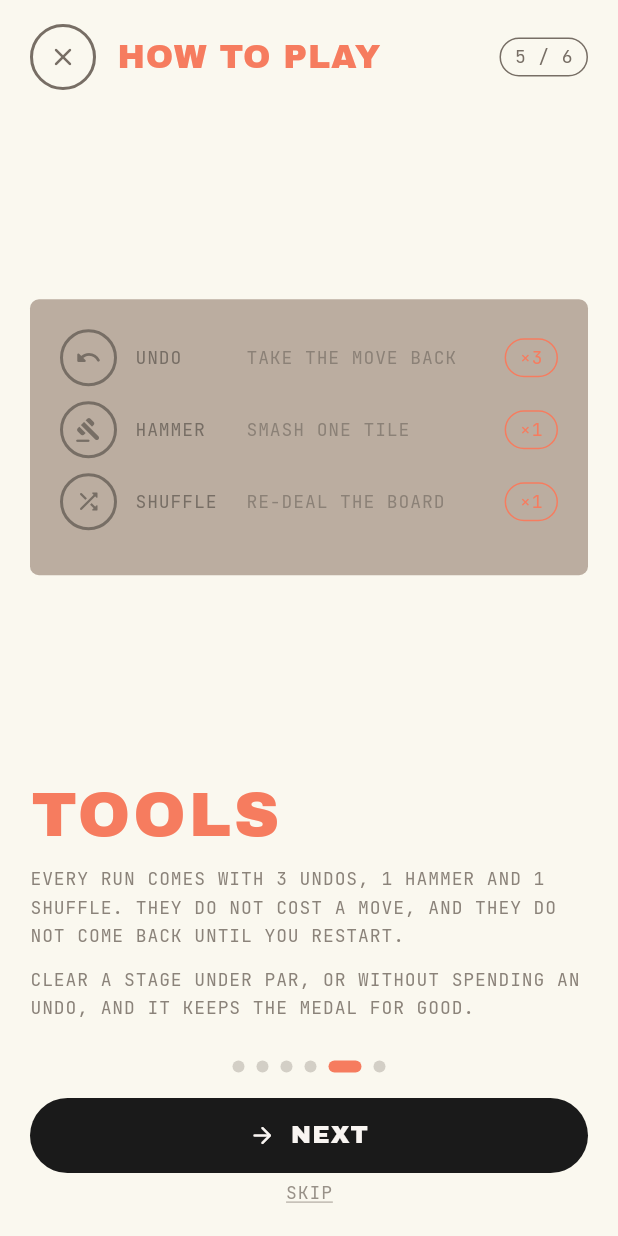
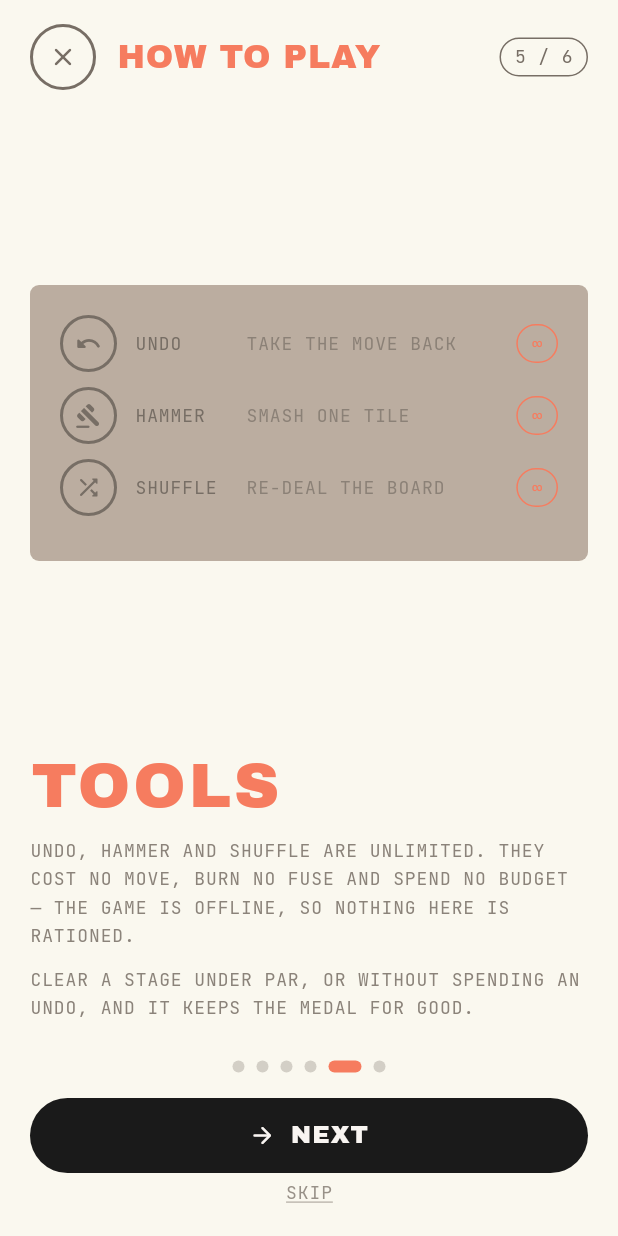
Before and after one commit to nbkihal/2048-game, a Flutter app: the screen it shows after launch, swiped to page 5, on a phone screen of 412 x 824 dp. Run offline on Flutter 3.47's test engine with Material 3 defaults, Android fonts, the phone set to English and light mode, and no system bars; our stand-ins replace audioplayers, flutter_riverpod, shared_preferences.

Commit message:
feat: implement unlimited charges for tools and update related game mechanics

```diff
--- a/lib/core/constants.dart
+++ b/lib/core/constants.dart
@@ -77,15 +77,37 @@ const Duration kGhostLifetime = Duration(milliseconds: 150);
 // Power-ups
 // ---------------------------------------------------------------------------
 
-/// Rewinds granted per attempt. Undo is deliberately scarce: unlimited rewinds
-/// mean a run can never actually be lost, which cancels the game-over screen.
-const int kUndoAllowance = 3;
+/// A charge count that never runs down. Held as a sentinel rather than a huge
+/// number so the UI can say "∞" instead of printing a made-up figure.
+const int kUnlimitedCharges = -1;
+
+/// Rewinds granted per attempt.
+///
+/// Unlimited for now: the game is entirely offline, so there is nothing to sell
+/// and no reason to ration. Setting these back to small numbers (3 / 1 / 1) is
+/// all it takes to make the tools scarce again — every check goes through
+/// [hasCharges] and [spendCharge].
+const int kUndoAllowance = kUnlimitedCharges;
 
 /// Tile removals granted per attempt.
-const int kHammerAllowance = 1;
+const int kHammerAllowance = kUnlimitedCharges;
 
 /// Board re-deals granted per attempt.
-const int kShuffleAllowance = 1;
+const int kShuffleAllowance = kUnlimitedCharges;
+
+/// Whether a tool with [charges] left can still be used.
+bool hasCharges(int charges) => charges != 0;
+
+/// Spends one charge, leaving an unlimited tool untouched.
+int spendCharge(int charges) =>
+    charges == kUnlimitedCharges ? charges : charges - 1;
+
+/// True when the whole tool set is uncapped, which changes how it is described
+/// rather than how it behaves.
+bool get toolsAreUnlimited =>
+    kUndoAllowance == kUnlimitedCharges &&
+    kHammerAllowance == kUnlimitedCharges &&
+    kShuffleAllowance == kUnlimitedCharges;
 
 // ---------------------------------------------------------------------------
 // Score popup
--- a/lib/screens/game_screen.dart
+++ b/lib/screens/game_screen.dart
@@ -249,10 +249,10 @@ class _GameBody extends StatelessWidget {
               shufflesLeft: game.shufflesLeft,
               hammerArmed: false,
               onUndo: game.acceptsInput ? onUndo : null,
-              onHammer: game.acceptsTools && game.hammersLeft > 0
+              onHammer: game.acceptsTools && game.canHammer
                   ? onHammer
                   : null,
-              onShuffle: game.acceptsTools && game.shufflesLeft > 0
+              onShuffle: game.acceptsTools && game.canShuffle
                   ? onShuffle
                   : null,
               onPause: onPause,
--- a/lib/screens/how_to_play_screen.dart
+++ b/lib/screens/how_to_play_screen.dart
@@ -155,11 +155,15 @@ class _HowToPlayScreenState extends ConsumerState<HowToPlayScreen> {
                   _Card(
                     skin: skin,
                     title: 'TOOLS',
-                    lines: const [
-                      'EVERY RUN COMES WITH $kUndoAllowance UNDOS, '
-                          '$kHammerAllowance HAMMER AND $kShuffleAllowance '
-                          'SHUFFLE. THEY DO NOT COST A MOVE, AND THEY DO NOT '
-                          'COME BACK UNTIL YOU RESTART.',
+                    lines: [
+                      toolsAreUnlimited
+                          ? 'UNDO, HAMMER AND SHUFFLE ARE UNLIMITED. THEY '
+                                'COST NO MOVE, BURN NO FUSE AND SPEND NO '
+                                'BUDGET — THE GAME IS OFFLINE, SO NOTHING '
+                                'HERE IS RATIONED.'
+                          : 'EVERY RUN COMES WITH $kUndoAllowance UNDOS, '
+                                '$kHammerAllowance HAMMER AND '
+                                '$kShuffleAllowance SHUFFLE.',
                       'CLEAR A STAGE UNDER PAR, OR WITHOUT SPENDING AN UNDO, '
                           'AND IT KEEPS THE MEDAL FOR GOOD.',
                     ],
@@ -647,7 +651,10 @@ class _ToolsVisual extends StatelessWidget {
                     ),
                   ),
                 ),
-                MonoTag(label: '×$count', color: skin.accent),
+                MonoTag(
+                  label: count == kUnlimitedCharges ? '∞' : '×$count',
+                  color: skin.accent,
+                ),
               ],
             ),
           ),
--- a/lib/state/game_state.dart
+++ b/lib/state/game_state.dart
@@ -103,6 +103,10 @@ class GameState {
   /// Merges produced by the last move — the "chain" the popup celebrates.
   int get lastMergeCount => mergedTileIds.length;
 
+  bool get canHammer => hasCharges(hammersLeft);
+
+  bool get canShuffle => hasCharges(shufflesLeft);
+
   /// Whether this attempt is worth writing to disk: a finished or untouched
   /// attempt has nothing to resume.
   bool get isResumable => status.isPlayable && movesUsed > 0;
--- a/lib/widgets/swipe_detector.dart
+++ b/lib/widgets/swipe_detector.dart
@@ -62,8 +62,9 @@ class _SwipeDetectorState extends State<SwipeDetector> {
   }
 
   KeyEventResult _onKey(FocusNode node, KeyEvent event) {
-    if (!widget.enabled || event is! KeyDownEvent)
+    if (!widget.enabled || event is! KeyDownEvent) {
       return KeyEventResult.ignored;
+    }
     final direction = _keyMap[event.logicalKey];
     if (direction == null) return KeyEventResult.ignored;
     widget.onSwipe(direction);
--- a/lib/widgets/tool_bar.dart
+++ b/lib/widgets/tool_bar.dart
@@ -1,6 +1,7 @@
 import 'package:flutter/material.dart';
 
 import '../core/app_theme.dart';
+import '../core/constants.dart';
 import '../core/skin.dart';
 import 'ui_kit.dart';
 
@@ -104,7 +105,8 @@ class _Tool extends StatelessWidget {
 
   @override
   Widget build(BuildContext context) {
-    final spent = count != null && count == 0;
+    final unlimited = count == kUnlimitedCharges;
+    final spent = count == 0;
     final tint = active
         ? skin.onAccent
         : spent
@@ -114,7 +116,11 @@ class _Tool extends StatelessWidget {
     return Semantics(
       button: true,
       enabled: onPressed != null,
-      label: count == null ? label : '$label, $count left',
+      label: count == null
+          ? label
+          : unlimited
+          ? '$label, unlimited'
+          : '$label, $count left',
       child: GestureDetector(
         behavior: HitTestBehavior.opaque,
         onTap: onPressed,
@@ -131,7 +137,11 @@ class _Tool extends StatelessWidget {
               Icon(icon, size: 20, color: tint),
               const SizedBox(height: 6),
               Text(
-                count == null ? label.toUpperCase() : '$count',
+                count == null
+                    ? label.toUpperCase()
+                    : unlimited
+                    ? '∞'
+                    : '$count',
                 maxLines: 1,
                 overflow: TextOverflow.ellipsis,
                 style: AppType.monoLabel.copyWith(color: tint, height: 1.0),
```
Also changed, not shown: lib/screens/home_screen.dart (+24 -7 lines), lib/state/game_notifier.dart (+7 -7 lines).
